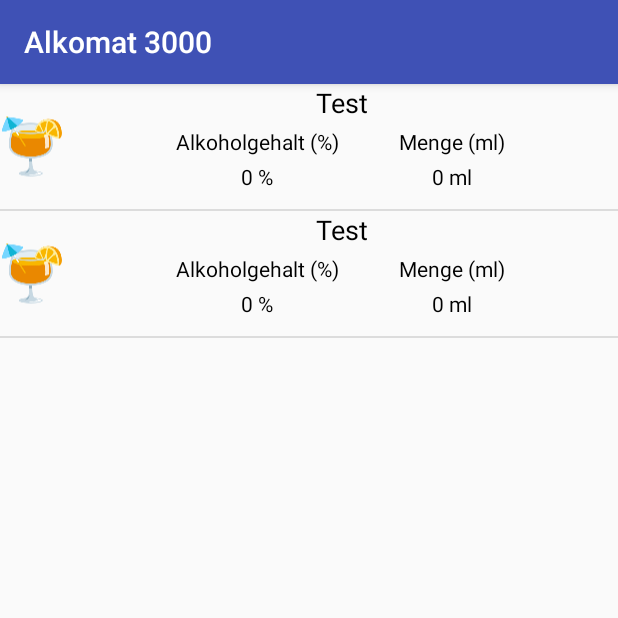
After one commit to AhiruSoftwareCompany/alcoholtestapp, an Android app: the ShowRecipes screen opened directly, with no data from a screen before it, on a phone screen of 412 x 824 dp, the top half of it. The commit adds this screen. Run offline under Robolectric (Android 15) with nearby library versions, the phone set to English and light mode, and no system bars.

Commit message:
Added basic functions for recipes (not working yet)

```diff
--- a/app/src/main/AndroidManifest.xml
+++ b/app/src/main/AndroidManifest.xml
@@ -31,6 +31,9 @@
         <activity
             android:name="de.klaushackner.breathalyzer.SendFeedback"
             android:screenOrientation="portrait"></activity>
+        <activity
+            android:name="de.klaushackner.breathalyzer.ShowRecipes"
+            android:screenOrientation="portrait"></activity>
     </application>
 
 </manifest>
--- /dev/null
+++ b/app/src/main/java/de/klaushackner/breathalyzer/ShowRecipes.java
@@ -0,0 +1,88 @@
+package de.klaushackner.breathalyzer;
+
+import android.app.Dialog;
+import android.content.Context;
+import android.media.Image;
+import android.os.Bundle;
+import android.support.v7.app.AppCompatActivity;
+import android.view.View;
+import android.widget.AdapterView;
+import android.widget.GridView;
+import android.widget.ImageView;
+import android.widget.ListView;
+import android.widget.TextView;
+
+import org.json.JSONArray;
+import org.json.JSONException;
+import org.json.JSONObject;
+import org.w3c.dom.Text;
+
+import java.util.ArrayList;
+
+import de.klaushackner.breathalyzer.adapter.MixtureAdapter;
+import de.klaushackner.breathalyzer.adapter.MixtureImageAdapter;
+import de.klaushackner.breathalyzer.adapter.RecipeAdapter;
+import de.klaushackner.breathalyzer.model.Ingredient;
+import de.klaushackner.breathalyzer.model.Mixture;
+import de.klaushackner.breathalyzer.model.MixtureImage;
+import de.klaushackner.breathalyzer.model.Recipe;
+
+public class ShowRecipes extends AppCompatActivity {
+    private ListView list;
+    private TextView name;
+    private TextView percentage;
+    private TextView amount;
+    private ImageView image;
+    private Context c;
+
+    @Override
+    protected void onCreate(Bundle savedInstanceState) {
+        super.onCreate(savedInstanceState);
+        setContentView(R.layout.activity_show_recipes);
+        c = this;
+
+        try {
+
+        list = (ListView) findViewById(R.id.list);
+
+        RecipeAdapter recipeAdapter = new RecipeAdapter(this, new ArrayList<Recipe>());
+        list.setAdapter(recipeAdapter);
+
+
+        JSONArray mixtures = null;
+            mixtures = new JSONArray("[]");
+        mixtures.put(new Mixture("Bier", 500, 0.05, MixtureImage.beer).toString());
+        mixtures.put(new Mixture("Bier", 1000, 0.05, MixtureImage.morebeer).toString());
+        mixtures.put(new Mixture("Goaß", 270, 0.06296296296, MixtureImage.goass).toString());
+        mixtures.put(new Mixture("Goaßmaß", 540, 0.06296296296, MixtureImage.goass).toString());
+        mixtures.put(new Mixture("Pils", 330, 0.048, MixtureImage.pils).toString());
+        mixtures.put(new Mixture("Pils", 500, 0.048, MixtureImage.pils).toString());
+        mixtures.put(new Mixture("Wein", 200, 0.10, MixtureImage.wine).toString());
+        mixtures.put(new Mixture("Wodka", 20, 0.30, MixtureImage.vodka).toString());
+        mixtures.put(new Mixture("Wodka", 20, 0.40, MixtureImage.vodka).toString());
+        mixtures.put(new Mixture("Whisky", 20, 0.40, MixtureImage.whisky).toString());
+        mixtures.put(new Mixture("Sekt", 200, 0.12, MixtureImage.sparklingwine).toString());
+
+
+        Ingredient[] a = new Ingredient[2];
+        a[0] = new Ingredient("Test", 0.20, 200);
+        a[1] = new Ingredient("Test2", 0.30, 500);
+        recipeAdapter.add(new Recipe(MixtureImage.bluebeer, "Test", a));
+        recipeAdapter.add(new Recipe(MixtureImage.bluebeer, "Test", a));
+
+        list.setOnItemClickListener(new AdapterView.OnItemClickListener() {
+            @Override
+            public void onItemClick(AdapterView<?> parent, View view, int position, long id) {
+
+            }
+        });
+        } catch (JSONException e) {
+            e.printStackTrace();
+        }
+    }
+
+    public void saveRecipe() {
+        MixtureImage.fromString(image.getTag().toString());
+    }
+
+}
--- /dev/null
+++ b/app/src/main/java/de/klaushackner/breathalyzer/adapter/RecipeAdapter.java
@@ -0,0 +1,98 @@
+package de.klaushackner.breathalyzer.adapter;
+
+import android.app.Dialog;
+import android.content.Context;
+import android.support.annotation.NonNull;
+import android.view.LayoutInflater;
+import android.view.View;
+import android.view.ViewGroup;
+import android.widget.AdapterView;
+import android.widget.ArrayAdapter;
+import android.widget.GridView;
+import android.widget.ImageView;
+import android.widget.TextView;
+
+import java.text.DecimalFormat;
+import java.util.ArrayList;
+
+import de.klaushackner.breathalyzer.R;
+import de.klaushackner.breathalyzer.model.Ingredient;
+import de.klaushackner.breathalyzer.model.Mixture;
+import de.klaushackner.breathalyzer.model.MixtureImage;
+import de.klaushackner.breathalyzer.model.Recipe;
+
+public class RecipeAdapter extends ArrayAdapter<Recipe> {
+    private final Context mContext;
+
+    public RecipeAdapter(Context context, ArrayList<Recipe> arrayList) {
+        super(context, R.layout.items_mixture, arrayList);
+        mContext = context;
+    }
+
+    @NonNull
+    @Override
+    public View getView(int position, View convertView, @NonNull ViewGroup parent) {
+        LayoutInflater inflater = (LayoutInflater) getContext().getSystemService(
+                Context.LAYOUT_INFLATER_SERVICE);
+        View v = inflater.inflate(R.layout.items_recipe, parent, false);
+        final Recipe recipe = getItem(position);
+
+        TextView name = (TextView) v.findViewById(R.id.name);
+        TextView amount = (TextView) v.findViewById(R.id.amount);
+        TextView percentage = (TextView) v.findViewById(R.id.percentage);
+        final ImageView image = (ImageView) v.findViewById(R.id.image);
+
+        DecimalFormat format = new DecimalFormat();
+        format.setDecimalSeparatorAlwaysShown(false);
+
+        name.setText(recipe.getName());
+        if (recipe.getAmount() < 100) {
+            amount.setText(format.format(recipe.getAmount()) + " ml");
+        } else {
+            amount.setText(format.format(recipe.getAmount() / 1000) + " l");
+        }
+
+        percentage.setText(format.format(recipe.getPercentage() * 100) + " %");
+
+        image.setOnClickListener(new View.OnClickListener() {
+            @Override
+            public void onClick(View v) {
+                final Dialog dialog = new Dialog(mContext);
+                dialog.setContentView(R.layout.dialog_switch_mixtureimage);
+
+                dialog.setTitle(R.string.switch_mixtureimage);
+                final TextView title = (TextView) dialog.findViewById(android.R.id.title);
+                if (title != null) {
+                    title.setTextAlignment(View.TEXT_ALIGNMENT_CENTER);
+                    title.setPadding(0, 20, 0, 20);
+                }
+
+                final MixtureImageAdapter mA = new MixtureImageAdapter(mContext, new ArrayList<MixtureImage>());
+                GridView mixtureList = (GridView) dialog.findViewById(R.id.mixtureList);
+                mixtureList.setAdapter(mA);
+
+                final MixtureImage[] mixtureItemArray = MixtureImage.values();
+
+                for (MixtureImage aMixtureItemArray : mixtureItemArray) {
+                    mA.add(aMixtureItemArray);
+                }
+
+                mixtureList.setOnItemClickListener(new AdapterView.OnItemClickListener() {
+                    @Override
+                    public void onItemClick(AdapterView<?> parent, View v, int position, long id) {
+                        MixtureImage m = mixtureItemArray[position];
+
+                        recipe.setImage(m);
+                        image.setImageResource(mContext.getResources().getIdentifier(m.toString(), "mipmap",
+                                mContext.getApplicationContext().getPackageName()));
+                        dialog.dismiss();
+                    }
+                });
+                dialog.show();
+            }
+        });
+
+
+        return v;
+    }
+}
--- /dev/null
+++ b/app/src/main/java/de/klaushackner/breathalyzer/model/Ingredient.java
@@ -0,0 +1,55 @@
+package de.klaushackner.breathalyzer.model;
+
+import org.json.JSONException;
+import org.json.JSONObject;
+
+public class Ingredient {
+    private String name;
+    private double percentage;
+    private double amount;
+
+    public Ingredient(String name, double percentage, double amount) {
+        this.name = name;
+        this.percentage = percentage;
+        this.amount = amount;
+    }
+
+    public Ingredient(JSONObject ingredientAsJSON) {
+        try {
+            this.name = ingredientAsJSON.getString("name");
+            this.percentage = ingredientAsJSON.getDouble("percentage");
+            this.amount = ingredientAsJSON.getDouble("amount");
+        } catch (JSONException e) {
+            e.printStackTrace();
+        }
+    }
+
+    public String getName() {
+        return name;
+    }
+
+    public double getPercentage() {
+        return percentage;
+    }
+
+    public double getAmount() {
+        return amount;
+    }
+
+    public JSONObject toJSON() {
+        JSONObject j = new JSONObject();
+        try {
+            j.put("name", name);
+            j.put("percentage", percentage);
+            j.put("amount", amount);
+        } catch (JSONException e) {
+            e.printStackTrace();
+        }
+        return j;
+    }
+
+    @Override
+    public String toString() {
+        return toJSON().toString();
+    }
+}
--- /dev/null
+++ b/app/src/main/java/de/klaushackner/breathalyzer/model/Recipe.java
@@ -0,0 +1,59 @@
+package de.klaushackner.breathalyzer.model;
+
+import org.json.JSONException;
+import org.json.JSONObject;
+
+public class Recipe {
+    private MixtureImage image;
+    private String name;
+    private Ingredient[] ingredients;
+
+    public Recipe(MixtureImage image, String name, Ingredient[] ingredients) {
+        this.image = image;
+        this.name = name;
+        this.ingredients = ingredients;
+    }
+
+    public String getName() {
+        return name;
+    }
+
+    public Ingredient[] getIngredients() {
+        return ingredients;
+    }
+
+    public double getAmount() {
+        return 0;
+    }
+
+    public double getPercentage() {
+        return 0;
+    }
+
+    public MixtureImage getImage() {
+        return image;
+    }
+
+    public void setImage(MixtureImage image) {
+        this.image = image;
+    }
+
+    @Override
+    public String toString() {
+        return this.toJSON().toString();
+    }
+
+    public JSONObject toJSON() {
+        JSONObject j = new JSONObject();
+        try {
+            j.put("image", image.toString());
+            j.put("name", name);
+            j.put("ingredients", ingredients);
+        } catch (JSONException e) {
+            e.printStackTrace();
+        }
+        System.out.println(j.toString());
+        return j;
+    }
+
+}
--- /dev/null
+++ b/app/src/main/res/layout/activity_show_recipes.xml
@@ -0,0 +1,6 @@
+<?xml version="1.0" encoding="utf-8"?>
+
+<ListView xmlns:android="http://schemas.android.com/apk/res/android"
+    android:id="@+id/list"
+    android:layout_width="match_parent"
+    android:layout_height="match_parent" />
--- /dev/null
+++ b/app/src/main/res/layout/items_recipe.xml
@@ -0,0 +1,103 @@
+<?xml version="1.0" encoding="utf-8"?>
+<LinearLayout xmlns:android="http://schemas.android.com/apk/res/android"
+    xmlns:app="http://schemas.android.com/apk/res-auto"
+    android:layout_width="match_parent"
+    android:layout_height="wrap_content"
+    android:orientation="horizontal">
+
+    <ImageView
+        android:id="@+id/image"
+        android:layout_width="wrap_content"
+        android:layout_height="match_parent"
+        app:srcCompat="@mipmap/cocktail2" />
+
+    <LinearLayout
+        android:layout_width="match_parent"
+        android:layout_height="wrap_content"
+        android:orientation="vertical">
+
+        <TextView
+            android:id="@+id/name"
+            android:layout_width="match_parent"
+            android:layout_height="wrap_content"
+            android:gravity="center"
+            android:paddingBottom="4dp"
+            android:text="@string/no_information"
+            android:textColor="#000000"
+            android:textSize="18sp" />
+
+        <TableLayout
+            android:layout_width="match_parent"
+            android:layout_height="wrap_content">
+
+            <TableRow
+                android:layout_width="match_parent"
+                android:layout_height="wrap_content"
+                android:gravity="center">
+
+                <LinearLayout
+                    android:layout_width="match_parent"
+                    android:layout_height="match_parent"
+                    android:orientation="vertical">
+
+                    <TextView
+                        android:layout_width="match_parent"
+                        android:layout_height="wrap_content"
+                        android:gravity="start"
+                        android:paddingBottom="4dp"
+                        android:paddingEnd="20dp"
+                        android:paddingStart="20dp"
+                        android:text="@string/percentage"
+                        android:textAlignment="center"
+                        android:textColor="#000000" />
+
+                    <TextView
+                        android:id="@+id/percentage"
+                        android:layout_width="match_parent"
+                        android:layout_height="wrap_content"
+                        android:gravity="start"
+                        android:paddingBottom="12dp"
+                        android:paddingEnd="20dp"
+                        android:paddingStart="20dp"
+                        android:text="@string/no_information"
+                        android:textAlignment="center"
+                        android:textColor="#000000" />
+
+                </LinearLayout>
+
+                <LinearLayout
+                    android:layout_width="match_parent"
+                    android:layout_height="match_parent"
+                    android:orientation="vertical">
+
+                    <TextView
+                        android:layout_width="match_parent"
+                        android:layout_height="wrap_content"
+                        android:gravity="center"
+                        android:paddingBottom="4dp"
+                        android:paddingEnd="20dp"
+                        android:paddingStart="20dp"
+                        android:text="@string/amount"
+                        android:textAlignment="center"
+                        android:textColor="#000000" />
+
+                    <TextView
+                        android:id="@+id/amount"
+                        android:layout_width="match_parent"
+                        android:layout_height="wrap_content"
+                        android:gravity="center"
+                        android:paddingBottom="12dp"
+                        android:paddingEnd="20dp"
+                        android:paddingStart="20dp"
+                        android:text="@string/no_information"
+                        android:textAlignment="center"
+                        android:textColor="#000000" />
+
+                </LinearLayout>
+
+            </TableRow>
+
+        </TableLayout>
+    </LinearLayout>
+
+</LinearLayout>
--- a/app/src/main/res/menu/menu_main.xml
+++ b/app/src/main/res/menu/menu_main.xml
@@ -21,6 +21,9 @@
         android:id="@+id/sendFeedback"
         android:title="@string/send_feedback" />
     <item
+        android:id="@+id/recipes"
+        android:title="@string/recipes" />
+    <item
         android:id="@+id/about"
         android:title="@string/about" />
 </menu>
--- a/app/src/main/res/values/strings.xml
+++ b/app/src/main/res/values/strings.xml
@@ -51,5 +51,6 @@
     <string name="feedback_sent">Feedback wurde gesendet.\nVielen Dank!</string>
     <string name="email">E-Mail (Für Rückfragen/Antworten)</string>
     <string name="emailhint">E-Mail</string>
+    <string name="recipes">Rezepte</string>
     <string name="disclaimer">*Per Druck auf \"Nachricht senden\" stimmst du zu, dass die oben angezeigten Daten sowie Informationen über dein Gerät (Hersteller, Modell, Betriebssystem) sowie Informationen über die App (Versionsnummer, Logdateien) sicher versendet werden.\nEs werden keine weiteren persönlichen Daten (Fotos, Videos, etc.) gesendet!</string>
 </resources>
```
Also changed, not shown: app/src/main/java/de/klaushackner/breathalyzer/MainActivity.java (+5 -2 lines).
